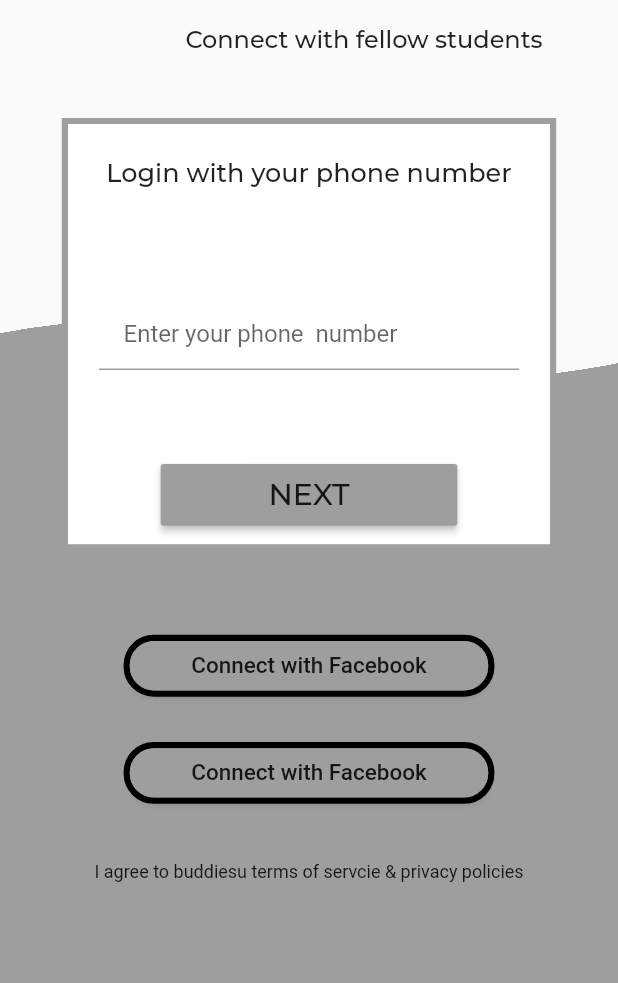
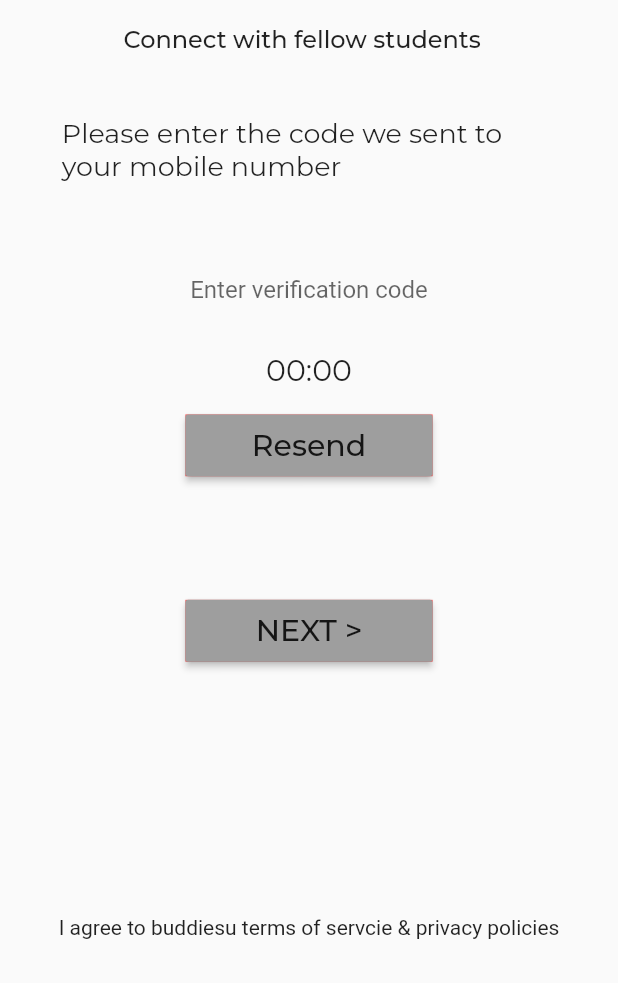
Before and after one commit to dulajdanu/stryce, a Flutter app: the screen it shows after launch, after a tap on "NEXT", on a phone screen of 412 x 824 dp, the part 253-1236 px from its top. Run offline on Flutter 3.47's test engine with Material 2 defaults, Android fonts, the phone set to English and light mode, and no system bars; drawn by our look-alikes of auto_size_text; our stand-ins replace flutter_custom_clippers, google_fonts.

Commit message:
Adding the phone verification

```diff
--- /dev/null
+++ b/lib/views/AddVerificationCode.dart
@@ -0,0 +1,206 @@
+import 'package:auto_size_text/auto_size_text.dart';
+import 'package:flutter/material.dart';
+import 'package:google_fonts/google_fonts.dart';
+
+import '../sizeConfig.dart';
+
+class AddVerificationCode extends StatefulWidget {
+  AddVerificationCode({Key key}) : super(key: key);
+
+  @override
+  _AddVerificationCodeState createState() => _AddVerificationCodeState();
+}
+
+class _AddVerificationCodeState extends State<AddVerificationCode> {
+  @override
+  Widget build(BuildContext context) {
+    SizeConfig().init(context);
+
+    double margin = SizeConfig.safeBlockHorizontal * 10;
+    double blockHeight = SizeConfig.safeBlockVertical;
+    double blockWidth = SizeConfig.safeBlockHorizontal;
+    return SafeArea(
+        child: Scaffold(
+      body: SingleChildScrollView(
+        child: Column(
+          children: <Widget>[
+            Container(
+              // color: Colors.red,
+              height: blockHeight * 10,
+            ),
+            Container(
+                margin: EdgeInsets.symmetric(horizontal: margin),
+                // color: Colors.yellow,
+                height: blockHeight * 20,
+                alignment: Alignment.center,
+                child: Column(
+                  mainAxisAlignment: MainAxisAlignment.center,
+                  children: <Widget>[
+                    Container(
+                      height: blockHeight * 10,
+                      // color: Colors.green,
+                      child: Row(
+                        children: <Widget>[
+                          Container(
+                            // color: Colors.white,
+                            width: blockHeight * 10,
+                          ),
+                          Expanded(
+                              child: Container(
+                            // color: Colors.grey,
+                            alignment: Alignment.center,
+                            child: Container(
+                              height: blockHeight * 6,
+                              // color: Colors.redAccent,
+                              alignment: Alignment.centerLeft,
+                              child: AutoSizeText(
+                                "Stryce",
+                                style: GoogleFonts.montserrat(fontSize: 40),
+                                minFontSize: 25,
+                              ),
+                            ),
+                          ))
+                        ],
+                      ),
+                    ),
+                    Container(
+                      height: blockHeight * 5,
+                      // color: Colors.green,
+                      child: Row(
+                        children: <Widget>[
+                          Container(
+                            // color: Colors.white,
+                            width: blockHeight * 5,
+                          ),
+                          Expanded(
+                              child: Container(
+                            // color: Colors.greenAccent,
+                            alignment: Alignment.topCenter,
+                            child: Container(
+                              height: blockHeight * 2.5,
+                              // color: Colors.redAccent,
+                              alignment: Alignment.topLeft,
+                              child: AutoSizeText(
+                                "Connect with fellow students",
+                                style: GoogleFonts.montserrat(
+                                    fontSize: 20, fontWeight: FontWeight.w500),
+                                minFontSize: 15,
+                              ),
+                            ),
+                          ))
+                        ],
+                      ),
+                    ),
+                  ],
+                )),
+            Container(
+              // color: Colors.red,
+              height: blockHeight * 6,
+              margin: EdgeInsets.symmetric(horizontal: margin),
+              alignment: Alignment.topCenter,
+              child: AutoSizeText(
+                "Please enter the code we sent to your mobile number",
+                style: GoogleFonts.montserrat(fontSize: 18),
+                minFontSize: 15,
+              ),
+            ),
+            Container(
+              // color: Colors.grey,
+              height: blockHeight * 5,
+            ),
+            Container(
+                // color: Colors.red,
+                height: blockHeight * 6,
+                margin: EdgeInsets.symmetric(horizontal: margin),
+                alignment: Alignment.topCenter,
+                child: TextField(
+                  textAlign: TextAlign.center,
+                  decoration: InputDecoration(
+                      hintText: "Enter verification code",
+                      border: InputBorder.none,
+                      hintStyle: TextStyle()),
+                )),
+            Container(
+              // color: Colors.grey,
+              height: blockHeight * 2,
+            ),
+            Container(
+              // color: Colors.redAccent,
+              height: blockHeight * 3,
+              alignment: Alignment.topCenter,
+              child: AutoSizeText(
+                "00:00",
+                style: GoogleFonts.montserrat(fontSize: 20),
+                minFontSize: 15,
+              ),
+            ),
+            Container(
+              // color: Colors.grey,
+              height: blockHeight * 2,
+            ),
+            Container(
+              color: Colors.redAccent,
+              height: blockHeight * 5,
+              width: blockWidth * 40,
+              alignment: Alignment.center,
+              child: SizedBox.expand(
+                child: ButtonTheme(
+                  child: RaisedButton(
+                    color: Colors.grey,
+                    onPressed: () {},
+                    child: AutoSizeText(
+                      "Resend",
+                      style: GoogleFonts.montserrat(fontSize: 20),
+                      minFontSize: 15,
+                    ),
+                  ),
+                ),
+              ),
+            ),
+            Container(
+              // color: Colors.grey,
+              height: blockHeight * 10,
+            ),
+            Container(
+              color: Colors.redAccent,
+              height: blockHeight * 5,
+              width: blockWidth * 40,
+              alignment: Alignment.center,
+              child: SizedBox.expand(
+                child: ButtonTheme(
+                  child: RaisedButton(
+                    color: Colors.grey,
+                    onPressed: () {},
+                    child: AutoSizeText(
+                      "NEXT >",
+                      style: GoogleFonts.montserrat(
+                          fontSize: 20, fontWeight: FontWeight.w500),
+                      minFontSize: 15,
+                    ),
+                  ),
+                ),
+              ),
+            ),
+            Container(
+              padding: EdgeInsets.only(bottom: blockHeight * 3),
+              height: blockHeight * 26,
+              // color: Colors.greenAccent,
+              alignment: Alignment.bottomCenter,
+              child: Container(
+                // color: Colors.redAccent,
+                height: blockHeight * 3,
+                alignment: Alignment.center,
+                child: Text(
+                  "I agree to buddiesu terms of servcie & privacy policies",
+                  style: TextStyle(
+                    fontSize: 14,
+                  ),
+                ),
+              ),
+            )
+          ],
+        ),
+      ),
+    ));
+  }
+}
--- a/lib/views/LoginPage.dart
+++ b/lib/views/LoginPage.dart
@@ -2,6 +2,7 @@ import 'package:auto_size_text/auto_size_text.dart';
 import 'package:flutter/material.dart';
 import 'package:flutter_custom_clippers/flutter_custom_clippers.dart';
 import 'package:google_fonts/google_fonts.dart';
+import 'package:stryce/views/AddVerificationCode.dart';
 
 import '../sizeConfig.dart';
 
@@ -21,7 +22,8 @@ class _LoginPageState extends State<LoginPage> {
     double blockHeight = SizeConfig.safeBlockVertical;
     double blockWidth = SizeConfig.safeBlockHorizontal;
 
-    return Scaffold(
+    return SafeArea(
+      child: Scaffold(
         body: Column(
           children: <Widget>[
             Container(
@@ -70,7 +72,7 @@ class _LoginPageState extends State<LoginPage> {
                         children: <Widget>[
                           Container(
                             // color: Colors.white,
-                          width: blockHeight * 10,
+                            width: blockHeight * 5,
                           ),
                           Expanded(
                               child: Container(
@@ -120,7 +122,8 @@ class _LoginPageState extends State<LoginPage> {
                         border:
                             Border.all(color: Colors.grey, width: blockWidth)),
                     height: blockHeight * 35,
-                  margin: EdgeInsets.symmetric(horizontal: margin, vertical: 0),
+                    margin:
+                        EdgeInsets.symmetric(horizontal: margin, vertical: 0),
                     alignment: Alignment.center,
                     child: Container(
                       // color: Colors.yellow,
@@ -184,7 +187,13 @@ class _LoginPageState extends State<LoginPage> {
                                 child: ButtonTheme(
                                   child: RaisedButton(
                                     color: Colors.grey,
-                                  onPressed: () {},
+                                    onPressed: () {
+                                      Navigator.push(
+                                          context,
+                                          MaterialPageRoute(
+                                              builder: (context) =>
+                                                  AddVerificationCode()));
+                                    },
                                     child: AutoSizeText(
                                       "NEXT",
                                       style: GoogleFonts.montserrat(
@@ -209,7 +218,8 @@ class _LoginPageState extends State<LoginPage> {
                         margin: EdgeInsets.symmetric(horizontal: margin),
                         // color: Colors.red,
                         height: blockHeight * 36,
-                      padding: EdgeInsets.symmetric(vertical: blockHeight * 5),
+                        padding:
+                            EdgeInsets.symmetric(vertical: blockHeight * 5),
                         alignment: Alignment.topLeft,
                         child: Column(
                           children: <Widget>[
@@ -224,12 +234,14 @@ class _LoginPageState extends State<LoginPage> {
                                     border: Border.all(
                                         color: Colors.black, width: blockWidth),
                                     borderRadius: BorderRadius.circular(20)),
-                              margin: EdgeInsets.symmetric(horizontal: margin),
+                                margin:
+                                    EdgeInsets.symmetric(horizontal: margin),
                                 alignment: Alignment.center,
                                 child: SizedBox.expand(
                                   child: ButtonTheme(
                                     shape: RoundedRectangleBorder(
-                                      borderRadius: BorderRadius.circular(20)),
+                                        borderRadius:
+                                            BorderRadius.circular(20)),
                                     child: RaisedButton(
                                       color: Colors.grey,
                                       onPressed: () {},
@@ -253,12 +265,14 @@ class _LoginPageState extends State<LoginPage> {
                                     border: Border.all(
                                         color: Colors.black, width: blockWidth),
                                     borderRadius: BorderRadius.circular(20)),
-                              margin: EdgeInsets.symmetric(horizontal: margin),
+                                margin:
+                                    EdgeInsets.symmetric(horizontal: margin),
                                 alignment: Alignment.center,
                                 child: SizedBox.expand(
                                   child: ButtonTheme(
                                     shape: RoundedRectangleBorder(
-                                      borderRadius: BorderRadius.circular(20)),
+                                        borderRadius:
+                                            BorderRadius.circular(20)),
                                     child: RaisedButton(
                                       color: Colors.grey,
                                       onPressed: () {},
@@ -295,6 +309,7 @@ class _LoginPageState extends State<LoginPage> {
             ),
           ],
         ),
+      ),
     );
   }
 }
```
Lines whose indentation alone changed are shown as unchanged.
